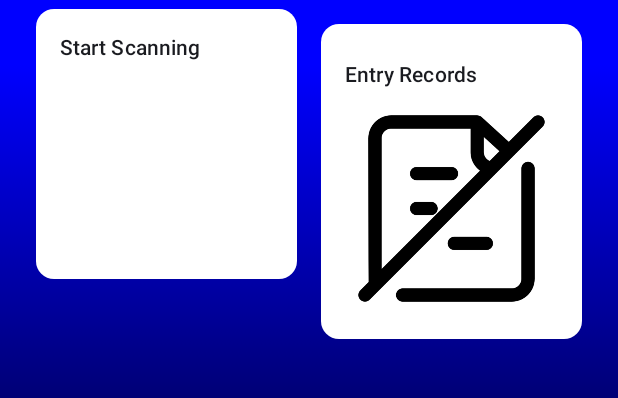
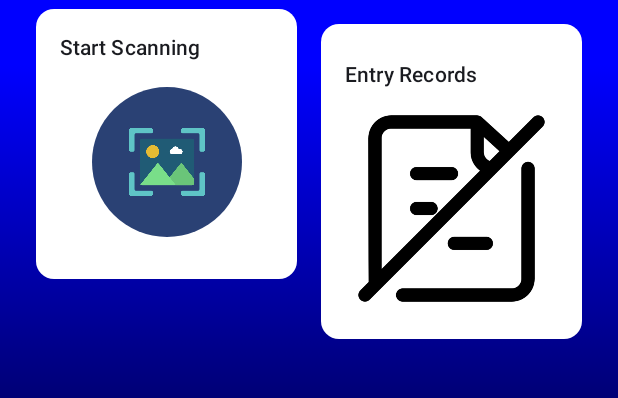
Before and after one commit to Aldiver/Liecapp, an Android app built with Jetpack Compose: the composable HomeScreen shown on its own in the app's theme, on a phone screen of 412 x 824 dp, the part 553-951 px from its top. Run offline under Robolectric (Android 15) with nearby library versions, the phone set to English and light mode, and no system bars; our stand-ins replace Dagger/Hilt's generated code, livedata-compose; network calls fail; 1 statement that could not run was skipped.

Commit message:
okay, maybe last change on screen

```diff
--- a/app/src/main/AndroidManifest.xml
+++ b/app/src/main/AndroidManifest.xml
@@ -14,12 +14,13 @@
         android:allowBackup="true"
         android:dataExtractionRules="@xml/data_extraction_rules"
         android:fullBackupContent="@xml/backup_rules"
+        android:enableOnBackInvokedCallback="true"
         android:icon="@mipmap/ic_launcher"
         android:label="@string/app_name"
         android:roundIcon="@mipmap/ic_launcher_round"
         android:supportsRtl="true"
         android:theme="@style/Theme.Liecapp"
-        tools:targetApi="31">
+        tools:targetApi="tiramisu">
         <activity
             android:name=".presentation.MainActivity"
             android:exported="true"
--- a/app/src/main/java/com/adzu/liecapp/api/auth/models/UserInfo.kt
+++ b/app/src/main/java/com/adzu/liecapp/api/auth/models/UserInfo.kt
@@ -1,6 +1,7 @@
 package com.adzu.liecapp.api.auth.models
 
 data class UserInfo(
-    val id: String,
-    val email_address: String
+    val id: Int,
+    val name: String,
+    val email: String,
 )
--- a/app/src/main/java/com/adzu/liecapp/api/auth/models/UserInfoResponse.kt
+++ b/app/src/main/java/com/adzu/liecapp/api/auth/models/UserInfoResponse.kt
@@ -3,7 +3,7 @@ package com.adzu.liecapp.api.auth.models
 import com.google.gson.annotations.SerializedName
 
 data class UserInfoResponse(
-    @SerializedName("data")
+    @SerializedName("user_info")
     val userInfo: UserInfo,
     val message: String
 )
--- a/app/src/main/java/com/adzu/liecapp/presentation/screens/HomeScreen.kt
+++ b/app/src/main/java/com/adzu/liecapp/presentation/screens/HomeScreen.kt
@@ -11,8 +11,10 @@ import androidx.compose.foundation.layout.fillMaxSize
 import androidx.compose.foundation.layout.fillMaxWidth
 import androidx.compose.foundation.layout.height
 import androidx.compose.foundation.layout.padding
+import androidx.compose.foundation.layout.size
 import androidx.compose.foundation.lazy.staggeredgrid.LazyVerticalStaggeredGrid
 import androidx.compose.foundation.lazy.staggeredgrid.StaggeredGridCells
+import androidx.compose.material3.Button
 import androidx.compose.material3.Card
 import androidx.compose.material3.CardDefaults
 import androidx.compose.material3.MaterialTheme
@@ -35,10 +37,12 @@ import androidx.compose.ui.platform.LocalDensity
 import androidx.compose.ui.res.painterResource
 import androidx.compose.ui.unit.dp
 import androidx.hilt.navigation.compose.hiltViewModel
+import androidx.navigation.NavController
 import com.adzu.liecapp.R
 import com.adzu.liecapp.api.main.models.EntryCount
 import com.adzu.liecapp.api.main.models.VehicleCount
 import com.adzu.liecapp.api.main.models.VehicleInfo
+import com.adzu.liecapp.presentation.Screens
 import com.adzu.liecapp.presentation.viewmodels.CoroutinesErrorHandler
 import com.adzu.liecapp.presentation.viewmodels.EntryRecordViewModel
 import com.adzu.liecapp.presentation.viewmodels.VehicleViewModel
@@ -51,7 +55,8 @@ import java.time.format.DateTimeFormatter
 @Composable
 fun HomeScreen(
     vehicleViewModel: VehicleViewModel = hiltViewModel(),
-    recordViewModel: EntryRecordViewModel = hiltViewModel()
+    recordViewModel: EntryRecordViewModel = hiltViewModel(),
+    navController: NavController
 ) {
     val configuration = LocalConfiguration.current
 
@@ -214,6 +219,24 @@ fun HomeScreen(
                                 modifier = Modifier.padding(16.dp),
                                 style = MaterialTheme.typography.labelLarge
                             )
+                            Column (
+                                modifier = Modifier.fillMaxSize(),
+                                horizontalAlignment = Alignment.CenterHorizontally
+                            ){
+                                Button(
+                                    onClick = {
+                                        navController.navigate(Screens.Scan.route)
+                                    },
+                                    modifier = Modifier
+                                        .size(100.dp),
+                                ){
+                                    Image(
+                                        painter = painterResource(id = R.drawable.scan),
+                                        contentDescription = null,
+                                        modifier = Modifier.fillMaxSize(),
+                                    )
+                                }
+                            }
                         }
                     }
                     item {
--- a/app/src/main/java/com/adzu/liecapp/presentation/viewmodels/TokenViewModel.kt
+++ b/app/src/main/java/com/adzu/liecapp/presentation/viewmodels/TokenViewModel.kt
@@ -34,7 +34,6 @@ class TokenViewModel @Inject constructor(
     }
 
     fun deleteToken() {
-        token.value = null
         viewModelScope.launch(Dispatchers.IO) {
             tokenManager.deleteToken()
         }
--- a/app/src/main/java/com/adzu/liecapp/utils/TokenManager.kt
+++ b/app/src/main/java/com/adzu/liecapp/utils/TokenManager.kt
@@ -6,7 +6,8 @@ import androidx.datastore.preferences.core.stringPreferencesKey
 import com.adzu.liecapp.di.dataStore
 import kotlinx.coroutines.flow.Flow
 import kotlinx.coroutines.flow.map
-class TokenManager(private val context: Context) {
+class TokenManager(
+    private val context: Context) {
     companion object {
         private val TOKEN_KEY = stringPreferencesKey("jwt_token")
     }
```
Also changed, not shown: app/src/main/java/com/adzu/liecapp/presentation/AppNavigator.kt (+17 -2 lines), app/src/main/java/com/adzu/liecapp/presentation/MainActivity.kt (+14 -13 lines), app/src/main/java/com/adzu/liecapp/presentation/screens/LoginScreen.kt (+12 -9 lines), app/src/main/java/com/adzu/liecapp/presentation/screens/ProfileScreen.kt (+34 -14 lines), app/src/main/res/drawable/scan.png (added).
